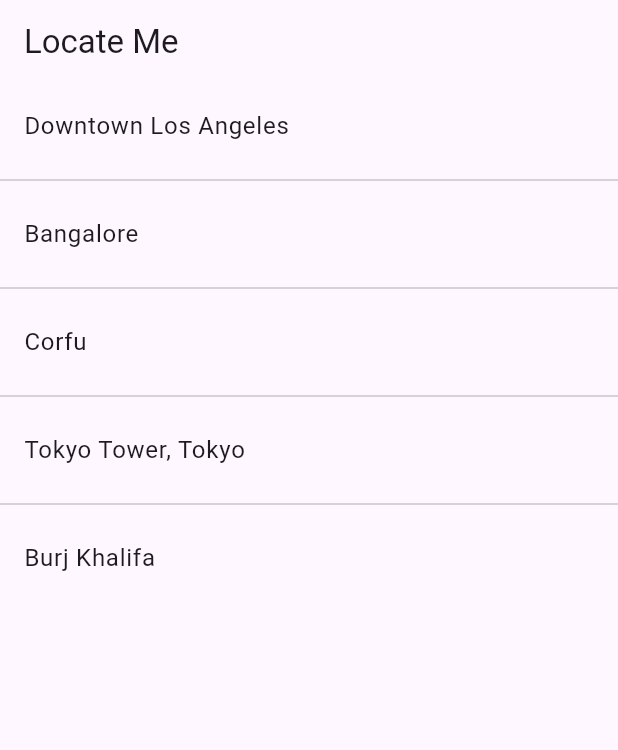
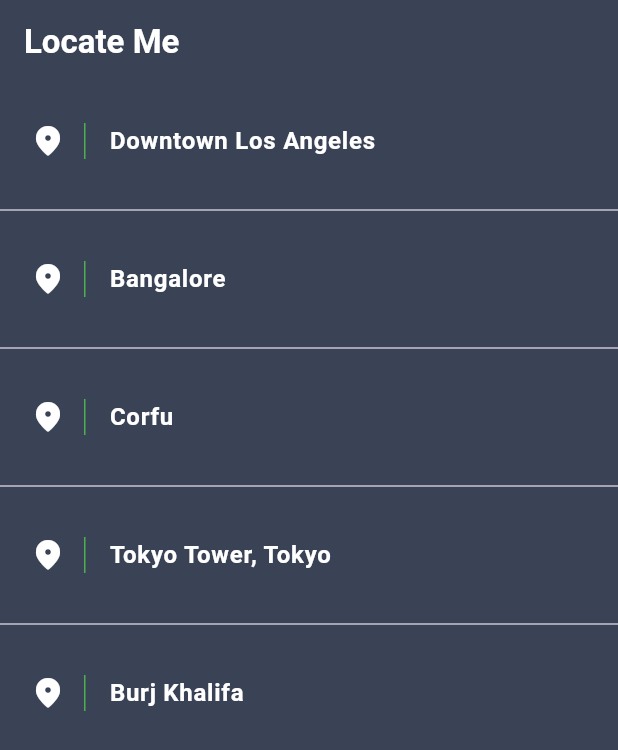
Before and after one commit to asankitkumar8130/LocateMe, a Flutter app: the screen it shows after launch, on a phone screen of 412 x 824 dp. Shown: the top 750 px of the screen. Run offline on Flutter 3.47's test engine with Material 3 defaults, Android fonts, the phone set to English and light mode, and no system bars; our stand-ins replace firebase_core; accounts and stored records are empty.

Commit message:
firebase_app_distribution.yml file changes UI enhancement

```diff
--- a/lib/main.dart
+++ b/lib/main.dart
@@ -19,24 +19,41 @@ class LocationsListScreen extends StatelessWidget {
     );
   }
 
-
   @override
   Widget build(BuildContext context) {
     return MaterialApp(
       home: Scaffold(
+        backgroundColor: const Color.fromRGBO(58, 66, 86, 1.0),
         appBar: AppBar(
-          title: const Text('Locate Me'),
+          elevation: 0.1,
+          backgroundColor: const Color.fromRGBO(58, 66, 86, 1.0),
+          title: const Text('Locate Me', style : TextStyle(
+              color: Colors.white, fontWeight: FontWeight.bold),
+          ),
         ),
         body: ListView.separated(
           itemCount: predefinedLocations.length,
           itemBuilder: (context, index) {
             final location = predefinedLocations[index];
             return ListTile(
-                title: Text(location.name),
-                onTap: (){
-                  Navigator.of(context).push(MaterialPageRoute(builder: (context) => MapScreen(location: location)));
-                }
-            );
+                contentPadding:
+                    const EdgeInsets.symmetric(horizontal: 20.0, vertical: 10.0),
+                leading: Container(
+                  padding: const EdgeInsets.only(right: 12.0),
+                  decoration: const BoxDecoration(
+                      border: Border(
+                          right: BorderSide(width: 1.0, color: Colors.green))),
+                  child: const Icon(Icons.location_on_rounded, color: Colors.white),
+                ),
+                title: Text(
+                  location.name,
+                  style: const TextStyle(
+                      color: Colors.white, fontWeight: FontWeight.bold),
+                ),
+                onTap: () {
+                  Navigator.of(context).push(MaterialPageRoute(
+                      builder: (context) => MapScreen(location: location)));
+                });
           },
           separatorBuilder: (context, index) => const Divider(),
         ),
--- a/lib/map/_MapScreenState.dart
+++ b/lib/map/_MapScreenState.dart
@@ -38,8 +38,11 @@ class _MapScreenState extends State<MapScreen> {
   @override
   Widget build(BuildContext context) {
     return Scaffold(
+      backgroundColor: const Color.fromRGBO(58, 66, 86, 1.0),
       appBar: AppBar(
-        title: Text(location.name),
+        backgroundColor: const Color.fromRGBO(58, 66, 86, 1.0),
+        title: Text(location.name, style : const TextStyle(
+            color: Colors.white, fontWeight: FontWeight.bold)),
       ),
       body: GoogleMap(
           onMapCreated: _onMapCreated,
```
Also changed, not shown: 2 other files.
